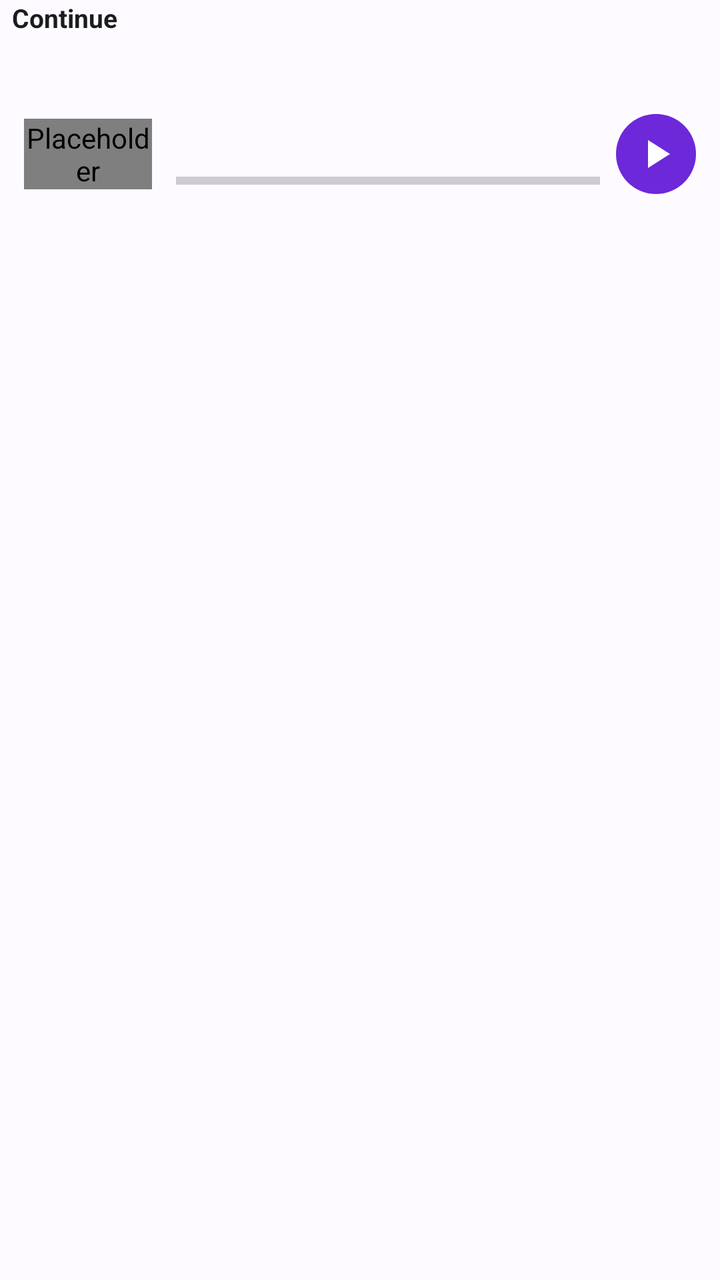
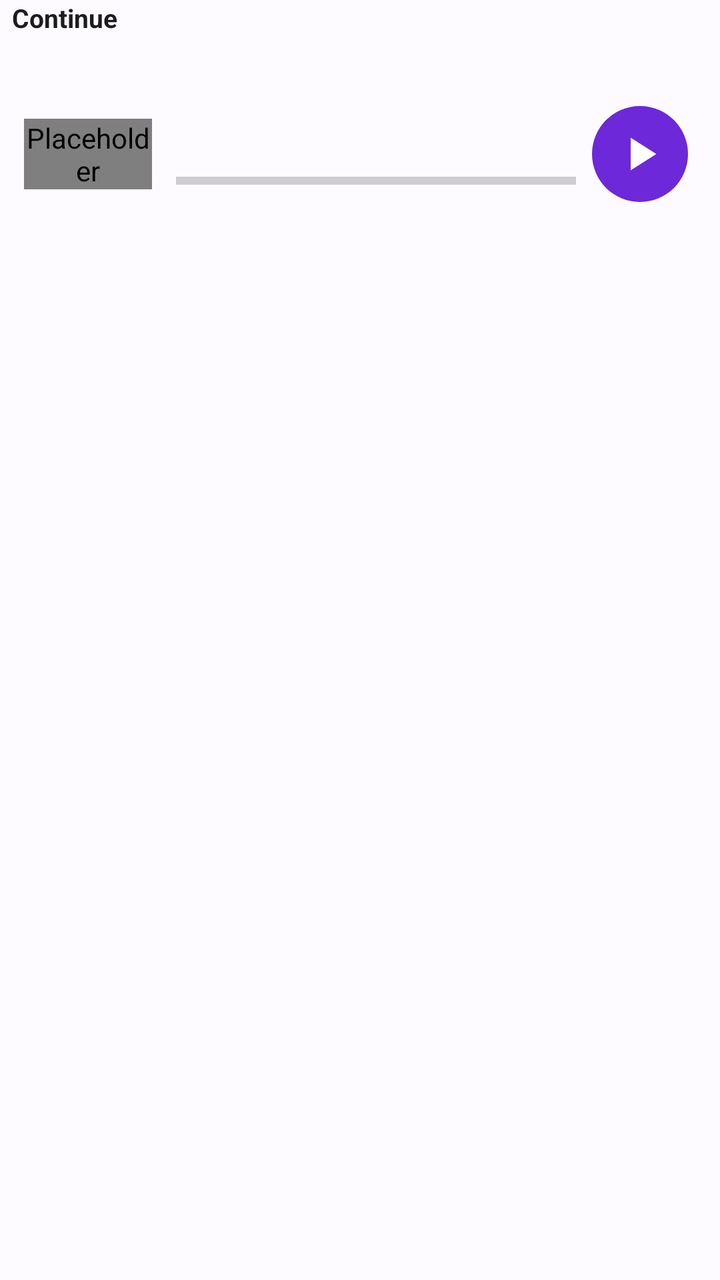

An Android layout rendered at two revisions. The XML below is the earlier revision; the diff shows what the commit changed to produce the second picture.
<!-- AndroidManifest.xml: application theme AppTheme -->
<!-- res/layout/item_biblioteca_continuar.xml -->
<?xml version="1.0" encoding="utf-8"?>
<LinearLayout xmlns:android="http://schemas.android.com/apk/res/android"
    xmlns:app="http://schemas.android.com/apk/res-auto"
    android:layout_width="match_parent"
    android:layout_height="wrap_content"
    android:orientation="vertical"
    android:paddingBottom="8dp">

    <TextView
        android:layout_width="match_parent"
        android:layout_height="wrap_content"
        android:paddingStart="6dp"
        android:paddingBottom="6dp"
        android:text="@string/bib_continuar"
        android:textColor="@color/color_on_surface"
        android:textSize="13sp"
        android:textStyle="bold"/>

    <LinearLayout
        android:id="@+id/cartaoContinuar"
        android:layout_width="match_parent"
        android:layout_height="wrap_content"
        android:orientation="horizontal"
        android:gravity="center_vertical"
        android:padding="12dp"
        android:background="@color/color_surface_variant"
        android:clickable="true"
        android:focusable="true">

        <com.jonjonesbr.audiobookgen.ui.CapaView
            android:id="@+id/ivContinuarCapa"
            android:layout_width="64dp"
            android:layout_height="wrap_content"
            android:scaleType="centerCrop"
            android:contentDescription="@null"/>

        <LinearLayout
            android:layout_width="0dp"
            android:layout_height="wrap_content"
            android:layout_weight="1"
            android:layout_marginStart="12dp"
            android:orientation="vertical">

            <TextView
                android:id="@+id/tvContinuarTitulo"
                android:fontFamily="@font/literata"
                android:layout_width="match_parent"
                android:layout_height="wrap_content"
                android:maxLines="2"
                android:ellipsize="end"
                android:textColor="@color/color_on_surface"
                android:textSize="15sp"
                android:textStyle="bold"/>

            <TextView
                android:id="@+id/tvContinuarAutor"
                android:layout_width="match_parent"
                android:layout_height="wrap_content"
                android:maxLines="1"
                android:ellipsize="end"
                android:textColor="@color/color_on_surface_dim"
                android:textSize="12sp"/>

            <ProgressBar
                android:id="@+id/pbContinuar"
                style="?android:attr/progressBarStyleHorizontal"
                android:layout_width="match_parent"
                android:layout_height="wrap_content"
                android:layout_marginTop="10dp"
                android:max="1000"/>

            <TextView
                android:id="@+id/tvContinuarPct"
                android:layout_width="match_parent"
                android:layout_height="wrap_content"
                android:layout_marginTop="4dp"
                android:textColor="@color/color_on_surface_dim"
                android:textSize="12sp"/>
        </LinearLayout>
        
        <ImageView
            android:layout_width="40dp"
            android:layout_height="40dp"
            android:layout_marginStart="8dp"
            android:padding="8dp"
            android:background="@drawable/bg_botao_tocar"
            android:src="@drawable/ic_player_play"
            app:tint="?attr/colorOnPrimary"
            android:contentDescription="@null"/>
    </LinearLayout>
</LinearLayout>
<!-- resources referenced by this layout -->
<resources>
  <!-- drawable bg_botao_tocar (drawable) -->
  <?xml version="1.0" encoding="utf-8"?>
  <shape xmlns:android="http://schemas.android.com/apk/res/android"
      android:shape="oval">
      <solid android:color="?attr/colorPrimary"/>
  </shape>
  <!-- drawable ic_player_play (drawable) -->
  <?xml version="1.0" encoding="utf-8"?>
  <vector xmlns:android="http://schemas.android.com/apk/res/android"
      android:width="24dp"
      android:height="24dp"
      android:viewportWidth="24"
      android:viewportHeight="24">
      <path
          android:fillColor="#FFFFFFFF"
          android:pathData="M8,5v14l11,-7z"/>
  </vector>
  <string name="bib_continuar">Continue</string>
  <style name="AppTheme" parent="Theme.Material3.DayNight.NoActionBar">
          <item name="colorPrimary">#6D28D9</item>
          <item name="colorAccent">#6D28D9</item>
          <item name="colorControlActivated">#6D28D9</item>
          <item name="android:colorControlActivated">#6D28D9</item>
          <item name="colorOnPrimary">#FFFFFF</item>
          <item name="colorPrimaryContainer">#E8DEF8</item>
          <item name="colorOnPrimaryContainer">#1D192B</item>
          <item name="colorSecondaryContainer">#E8DEF8</item>
          <item name="colorOnSecondaryContainer">#1D192B</item>
          <item name="colorError">#BA1A1A</item>
          <item name="colorOnError">#FFFFFF</item>
          <item name="colorSurface">#FDFBFF</item>
          <item name="colorOnSurface">#1C1B1F</item>
          <item name="colorSurfaceVariant">#ECE6F0</item>
          <item name="colorOnSurfaceVariant">#5F5D66</item>
          <item name="colorOutline">#CAC4D0</item>
          <item name="colorOutlineVariant">#EAE6EE</item>
          <item name="colorSurfaceContainer">#F3EDF7</item>
          <item name="colorSurfaceContainerHigh">#ECE6F0</item>
          <item name="colorSurfaceContainerHighest">#ECE6F0</item>
          <item name="android:colorBackground">#FDFBFF</item>
  
          
          <item name="android:statusBarColor">#FDFBFF</item>
          <item name="android:navigationBarColor">#FDFBFF</item>
          <item name="android:windowLightStatusBar">true</item>
          <item name="android:windowLightNavigationBar" tools:targetApi="27">true</item>
  
          
          <item name="lylyFundo">#FDFBFF</item>
          <item name="lylySuperficie">#F3EDF7</item>
          <item name="lylySuperficie2">#ECE6F0</item>
          <item name="lylyTexto">#1C1B1F</item>
          <item name="lylyTextoMedio">#2B2930</item>
          <item name="lylyTextoSecundario">#5F5D66</item>
          <item name="lylyTextoTerciario">#6A6770</item>
          <item name="lylyTextoFraco">#6B6770</item>
          <item name="lylyContorno">#CAC4D0</item>
          <item name="lylyDivisor">#EAE6EE</item>
          <item name="lylyDivisorFraco">#F1EDF5</item>
          <item name="lylyTonal">#E8DEF8</item>
          <item name="lylyNaTonal">#1D192B</item>
          <item name="lylySucessoSuperficie">#E6F4EA</item>
          <item name="lylyDestaqueLeitura">#EADDFF</item>
          <item name="lylyFundoLeitura">#FDFBFF</item>
          <item name="lylyTextoLeitura">#2B2930</item>
          <item name="lylyBarraNavegacao">#F3EDF7</item>
          <item name="lylyProgresso">#7C3AED</item>
  
          
          <item name="android:windowAnimationStyle">@style/LylyTransicao</item>
      </style>
  <style name="LylyTransicao">
          <item name="android:activityOpenEnterAnimation">@anim/fade_in</item>
          <item name="android:activityOpenExitAnimation">@anim/fade_out</item>
          <item name="android:activityCloseEnterAnimation">@anim/fade_in</item>
          <item name="android:activityCloseExitAnimation">@anim/fade_out</item>
      </style>
</resources>

<!-- the commit's change to res/layout/item_biblioteca_continuar.xml (unified diff, before → after) -->
@@ -78,14 +78,24 @@
                 android:textSize="12sp"/>
         </LinearLayout>
         
-        <ImageView
-            android:layout_width="40dp"
-            android:layout_height="40dp"
-            android:layout_marginStart="8dp"
-            android:padding="8dp"
-            android:background="@drawable/bg_botao_tocar"
-            android:src="@drawable/ic_player_play"
-            app:tint="?attr/colorOnPrimary"
-            android:contentDescription="@null"/>
+        <FrameLayout
+            android:layout_width="56dp"
+            android:layout_height="56dp"
+            android:layout_marginStart="4dp">
+
+            <ImageView
+                android:id="@+id/btnContinuarTocar"
+                android:layout_width="48dp"
+                android:layout_height="48dp"
+                android:layout_gravity="center"
+                android:padding="10dp"
+                android:background="@drawable/bg_botao_tocar"
+                android:foreground="?attr/selectableItemBackgroundBorderless"
+                android:clickable="true"
+                android:focusable="true"
+                android:src="@drawable/ic_player_play"
+                app:tint="?attr/colorOnPrimary"
+                android:contentDescription="@string/bib_continuar_ouvir"/>
+        </FrameLayout>
     </LinearLayout>
 </LinearLayout>
<!-- resource entries referenced after the edit -->
@@ -18,6 +18,7 @@
           android:pathData="M8,5v14l11,-7z"/>
   </vector>
   <string name="bib_continuar">Continue</string>
+  <string name="bib_continuar_ouvir">Continue listening</string>
   <style name="AppTheme" parent="Theme.Material3.DayNight.NoActionBar">
           <item name="colorPrimary">#6D28D9</item>
           <item name="colorAccent">#6D28D9</item>
